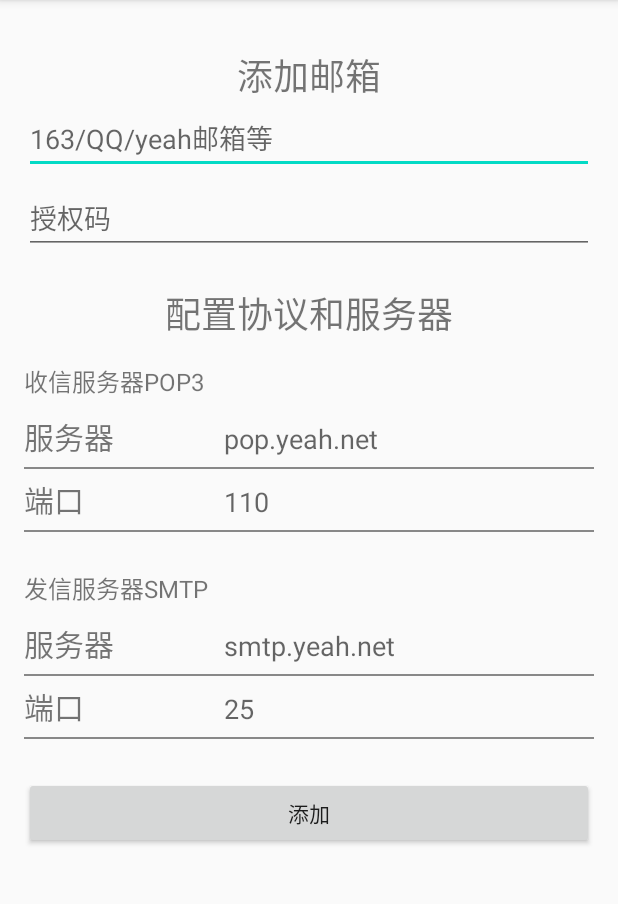
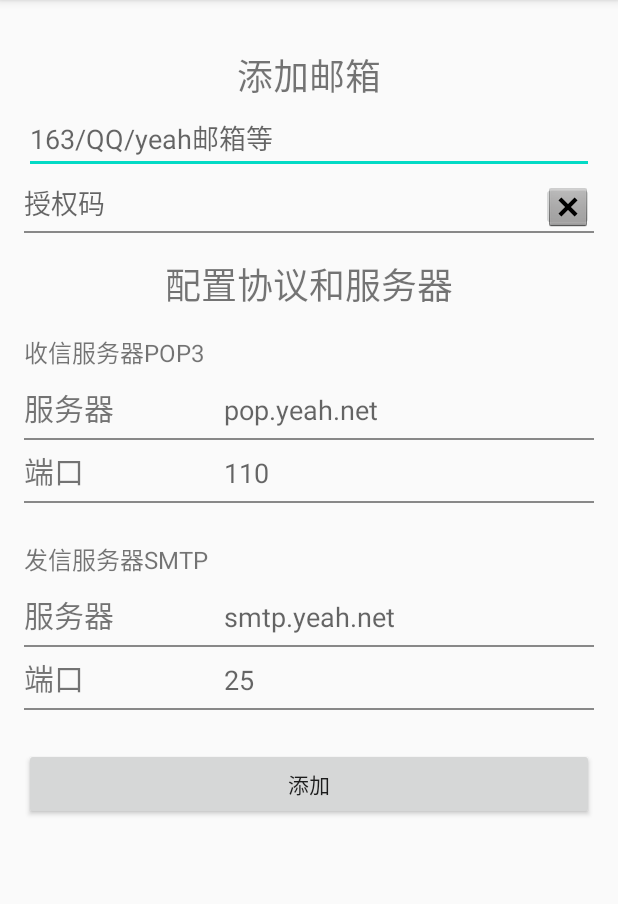
Before and after one commit to walkerwyl/email, an Android app: the AddEmailActivity screen opened directly, with no data from a screen before it, on a phone screen of 412 x 824 dp, the part 84-988 px from its top. Run offline under Robolectric (Android 15) with nearby library versions, the phone set to English and light mode, and no system bars; libraries missing offline, so code that uses them is left out: org.litepal, org.litepal.crud.

Commit message:
新邮箱添加功能(完成) AddEmailActivity.java <邮箱有效性pass,密码有效性pass>

```diff
--- a/app/src/main/AndroidManifest.xml
+++ b/app/src/main/AndroidManifest.xml
@@ -16,13 +16,14 @@
         <activity
             android:name=".LoadActivity"
             android:theme="@style/AppTheme.NoActionBar">
+
+        </activity>
+        <activity android:name=".CreateDatabaseActivity" >
             <intent-filter>
                 <action android:name="android.intent.action.MAIN" />
 
                 <category android:name="android.intent.category.LAUNCHER" />
             </intent-filter>
-        </activity>
-        <activity android:name=".CreateDatabaseActivity" >
         </activity>
         <activity
             android:name=".MainActivity"
--- a/app/src/main/java/com/swufe/email/CreateDatabaseActivity.java
+++ b/app/src/main/java/com/swufe/email/CreateDatabaseActivity.java
@@ -40,7 +40,6 @@ public class CreateDatabaseActivity extends AppCompatActivity {
                 Account account = new Account();
                 account.setEmailAddress("wang_yu_song@yeah.net");
                 account.setEmailPassword("JGAFQZMBIWANVRCD");
-                account.setNickName("黑与白");
                 account.setStatus("2");
                 account.setPOP3HOST("pop3.yeah.net");
                 account.setSMTPHOST("smtp.yeah.net");
@@ -67,7 +66,6 @@ public class CreateDatabaseActivity extends AppCompatActivity {
                 for (Account account : accounts) {
                     Log.i(TAG, "onClick: account emailAddress=" + account.getEmailAddress() );
                     Log.i(TAG, "onClick: account emailPassword=" + account.getEmailPassword());
-                    Log.i(TAG, "onClick: account nickName=" + account.getNickName());
                     Log.i(TAG, "onClick: account status=" + account.getStatus());
                     Log.i(TAG, "onClick: account POP3HOST=" + account.getPOP3HOST());
                     Log.i(TAG, "onClick: account SMTPHOST=" + account.getSMTPHOST());
--- a/app/src/main/res/layout/add_email_layout.xml
+++ b/app/src/main/res/layout/add_email_layout.xml
@@ -35,14 +35,37 @@
             android:hint="163/QQ/yeah邮箱等"
             android:inputType="textEmailAddress" />
 
+        <LinearLayout
+            android:layout_width="match_parent"
+            android:layout_height="match_parent"
+            android:orientation="horizontal">
+
             <EditText
                 android:id="@+id/edit_email_password"
                 android:layout_width="match_parent"
                 android:layout_height="wrap_content"
+                android:layout_weight="10"
+                android:background="@color/colorTransparent"
                 android:layout_marginBottom="5dp"
                 android:ems="10"
                 android:hint="授权码"
                 android:inputType="textPassword" />
+
+            <ImageButton
+                android:id="@+id/show_code"
+                android:layout_width="39dp"
+                android:layout_height="match_parent"
+                android:layout_weight="1"
+                app:srcCompat="@android:drawable/btn_dialog" />
+
+        </LinearLayout>
+
+        <View
+            android:layout_width="match_parent"
+            android:layout_height="1dp"
+            android:background="@color/colorGray"
+            />
+
     </LinearLayout>
 
 
@@ -237,7 +260,7 @@
     </LinearLayout>
 
     <Button
-        android:id="@+id/button"
+        android:id="@+id/btn_submit"
         android:layout_width="match_parent"
         android:layout_height="wrap_content"
         android:layout_marginBottom="5dp"
```
Also changed, not shown: app/src/main/java/com/swufe/email/AddEmailActivity.java (+82 -15 lines), app/src/main/java/com/swufe/email/data/Account.java (+9 -1 lines). Lines whose indentation alone changed are shown as unchanged.
